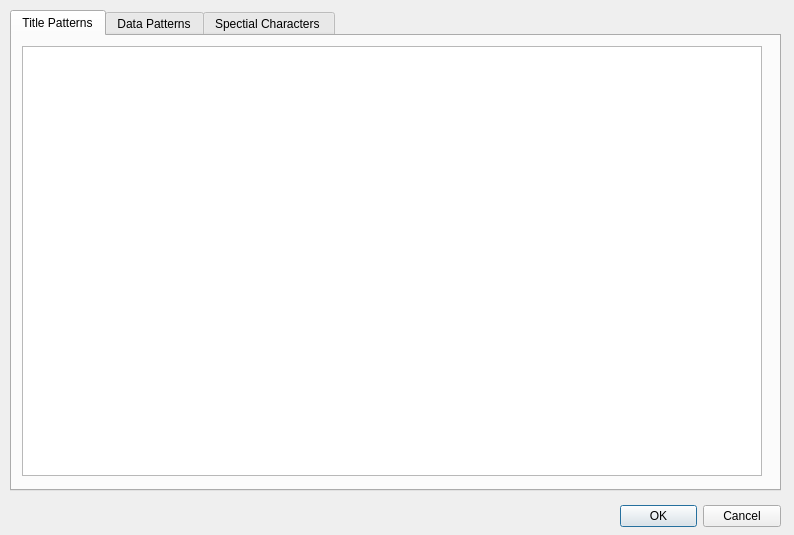
First picture: the form in icurve_v2.1/icurve/resource/icv_regexp.ui, repository Sunfe/icurve, before the edit.
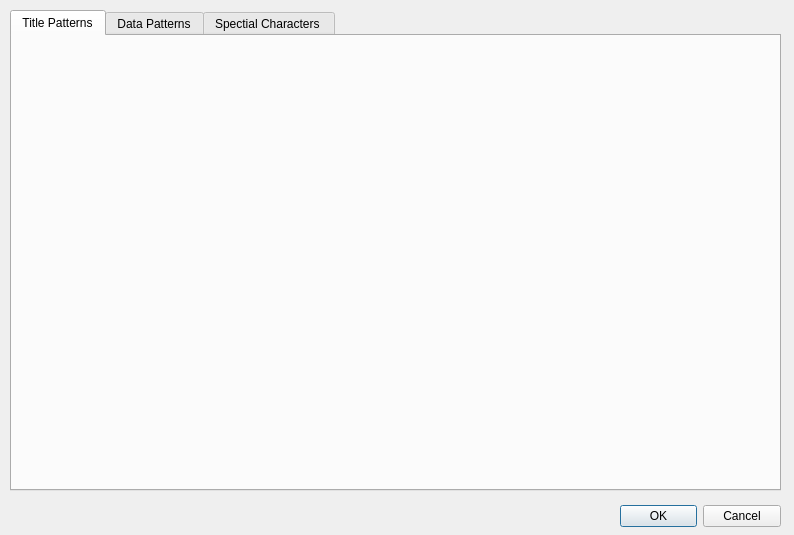
Second picture: the form after the edit.

Commit message: IcvTableWidget class added. 20170421-00:27

```diff
--- a/icurve_v2.1/icurve/resource/icv_regexp.ui
+++ b/icurve_v2.1/icurve/resource/icv_regexp.ui
@@ -29,16 +29,6 @@
     <attribute name="title">
      <string>Title Patterns</string>
     </attribute>
-    <widget class="QTableWidget" name="tableTitlePattern">
-     <property name="geometry">
-      <rect>
-       <x>10</x>
-       <y>10</y>
-       <width>740</width>
-       <height>430</height>
-      </rect>
-     </property>
-    </widget>
    </widget>
    <widget class="QWidget" name="tabDataPattern">
     <attribute name="title">
```
Left out of the diff: 20 changed lines with no effect on the pictures. The commit also changes 9 other files.
